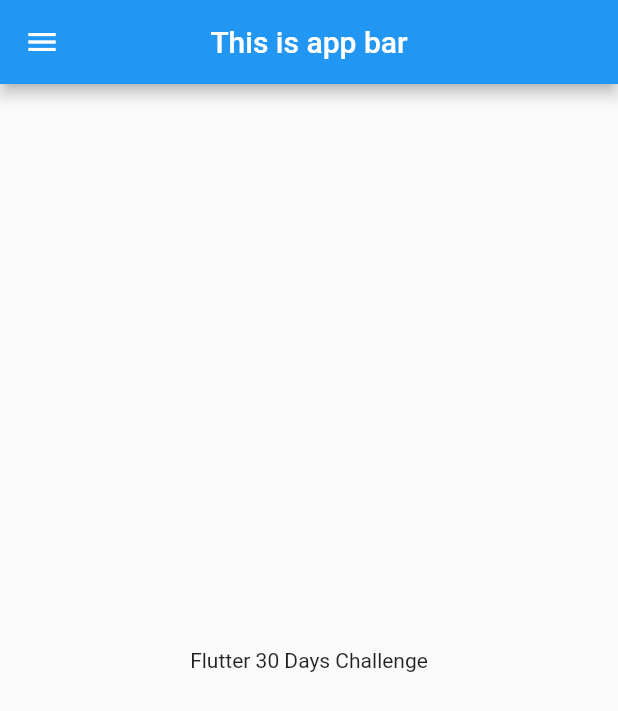
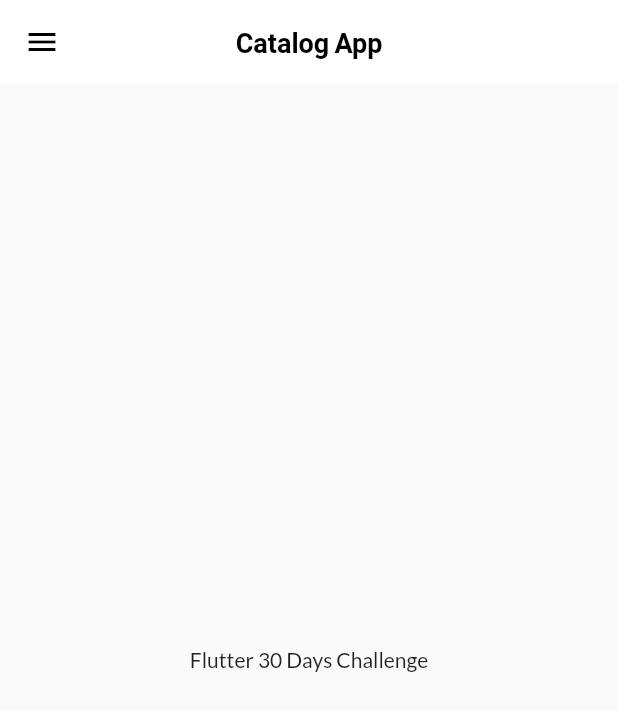
Before and after one commit to manjilkoirala/30DaysOfFlutter, a Flutter app: the screen it shows after launch, on a phone screen of 412 x 824 dp. Shown: the top 711 px of the screen. Run offline on Flutter 3.47's test engine with Material 2 defaults, Android fonts, the phone set to English and light mode, and no system bars; our stand-ins replace google_fonts.

Commit message:
Theme managed

```diff
--- a/lib/main.dart
+++ b/lib/main.dart
@@ -1,5 +1,6 @@
 import 'package:day1/pages/homepage.dart';
 import 'package:day1/utils/routes.dart';
+import 'package:day1/widgets/themes.dart';
 
 import 'pages/login.dart';
 import 'package:flutter/material.dart';
@@ -17,9 +18,7 @@ class Myapp extends StatelessWidget {
       initialRoute: MyRoutes.homeRoutes,
       debugShowCheckedModeBanner: false,
       themeMode: ThemeMode.light,
-      darkTheme: ThemeData(
-        brightness: Brightness.dark,
-      ),
+      theme: MainTheme.lightTheme,
       routes: {
         MyRoutes.loginRoutes: (context) => const Login(),
         MyRoutes.homeRoutes: (context) => const Homepage(),
--- a/lib/pages/homepage.dart
+++ b/lib/pages/homepage.dart
@@ -12,7 +12,7 @@ class Homepage extends StatelessWidget {
     return Scaffold(
       appBar: AppBar(
         centerTitle: true,
-        title: const Text('This is app bar'),
+        title: const Text('Catalog App'),
       ),
       drawer: const MainDrawer(),
       body: Center(child: Text("Flutter $days $use Challenge")),
--- /dev/null
+++ b/lib/widgets/themes.dart
@@ -0,0 +1,17 @@
+// ignore_for_file: deprecated_member_use
+
+import 'package:flutter/material.dart';
+import 'package:google_fonts/google_fonts.dart';
+
+class MainTheme {
+  static ThemeData get lightTheme => ThemeData(
+        fontFamily: GoogleFonts.lato().fontFamily,
+        appBarTheme: const AppBarTheme(
+          color: Colors.white,
+          elevation: 0.0,
+          iconTheme: IconThemeData(color: Colors.black),
+          titleTextStyle: TextStyle(
+              color: Colors.black, fontSize: 18, fontWeight: FontWeight.w600),
+        ),
+      );
+}
```
